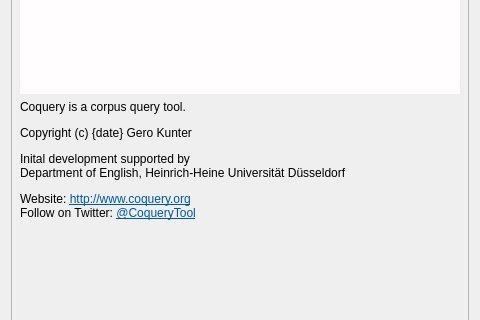
First picture: the form in coquery/gui/about.ui, repository gkunter/coquery, before the edit; both pictures show x 0 to 480 and y 204 to 524 of the 480 by 640 pixel window.
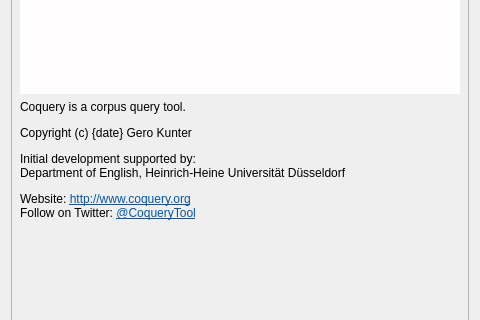
Second picture: the form after the edit.

```diff
--- a/coquery/gui/about.ui
+++ b/coquery/gui/about.ui
@@ -24,7 +24,7 @@
     <number>16</number>
    </property>
    <item>
-    <widget class="QFrame" name="">
+    <widget class="QFrame" name="frame">
      <property name="sizePolicy">
       <sizepolicy hsizetype="Minimum" vsizetype="Minimum">
        <horstretch>0</horstretch>
@@ -84,7 +84,7 @@
       <item>
        <widget class="QLabel" name="label_description">
         <property name="text">
-         <string>&lt;html&gt;&lt;head/&gt;&lt;body&gt;&lt;p&gt;Coquery is a corpus query tool.&lt;/p&gt;&lt;p&gt;Copyright (c) {date} Gero Kunter&lt;/p&gt;&lt;p&gt;Inital development supported by&lt;br/&gt;Department of English, Heinrich-Heine Universität Düsseldorf&lt;/p&gt;&lt;p&gt;Website: &lt;a href=&quot;http://www.coquery.org&quot;&gt;&lt;span style=&quot; text-decoration: underline; color:#0057ae;&quot;&gt;http://www.coquery.org&lt;/span&gt;&lt;/a&gt;&lt;br/&gt;Follow on Twitter: &lt;a href=&quot;https://twitter.com/CoqueryTool&quot;&gt;&lt;span style=&quot; text-decoration: underline; color:#0057ae;&quot;&gt;@CoqueryTool&lt;/span&gt;&lt;/a&gt;&lt;/p&gt;&lt;/body&gt;&lt;/html&gt;</string>
+         <string>&lt;html&gt;&lt;head/&gt;&lt;body&gt;&lt;p&gt;Coquery is a corpus query tool.&lt;/p&gt;&lt;p&gt;Copyright (c) {date} Gero Kunter&lt;/p&gt;&lt;p&gt;Initial development supported by:&lt;br/&gt;Department of English, Heinrich-Heine Universität Düsseldorf&lt;/p&gt;&lt;p&gt;Website: &lt;a href=&quot;http://www.coquery.org&quot;&gt;&lt;span style=&quot; text-decoration: underline; color:#0057ae;&quot;&gt;http://www.coquery.org&lt;/span&gt;&lt;/a&gt;&lt;br/&gt;Follow on Twitter: &lt;a href=&quot;https://twitter.com/CoqueryTool&quot;&gt;&lt;span style=&quot; text-decoration: underline; color:#0057ae;&quot;&gt;@CoqueryTool&lt;/span&gt;&lt;/a&gt;&lt;/p&gt;&lt;/body&gt;&lt;/html&gt;</string>
         </property>
         <property name="alignment">
          <set>Qt::AlignLeading|Qt::AlignLeft|Qt::AlignTop</set>
```
Left out of the diff: 3 changed lines with no effect on the pictures.
